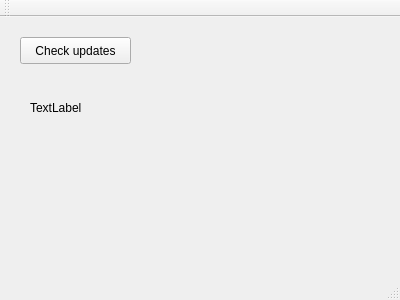
This is appupdater/mainwindow.ui in Ri0n/rion-pg as Qt 5 draws it before an edit. The edited form follows.
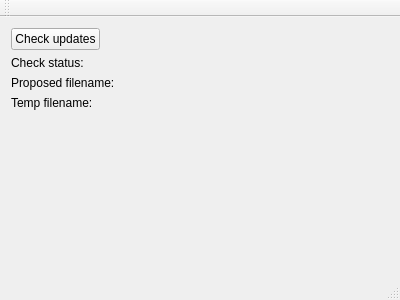
This is the edited form.

Diff of the .ui file:
```diff
--- a/appupdater/mainwindow.ui
+++ b/appupdater/mainwindow.ui
@@ -14,32 +14,57 @@
    <string>MainWindow</string>
   </property>
   <widget class="QWidget" name="centralWidget">
+   <layout class="QFormLayout" name="formLayout">
+    <item row="0" column="0">
    <widget class="QPushButton" name="pbCheckUpdates">
-    <property name="geometry">
-     <rect>
-      <x>20</x>
-      <y>20</y>
-      <width>111</width>
-      <height>27</height>
-     </rect>
-    </property>
     <property name="text">
      <string>Check updates</string>
     </property>
    </widget>
+    </item>
+    <item row="1" column="1">
    <widget class="QLabel" name="lblCheckStatus">
-    <property name="geometry">
-     <rect>
-      <x>30</x>
-      <y>80</y>
-      <width>331</width>
-      <height>21</height>
-     </rect>
-    </property>
+      <property name="text">
+       <string/>
+      </property>
+     </widget>
+    </item>
+    <item row="1" column="0">
+     <widget class="QLabel" name="label_2">
     <property name="text">
-     <string>TextLabel</string>
-    </property>
-   </widget>
+       <string>Check status:</string>
+      </property>
+     </widget>
+    </item>
+    <item row="2" column="1">
+     <widget class="QLabel" name="lblProposedFilename">
+      <property name="text">
+       <string/>
+      </property>
+     </widget>
+    </item>
+    <item row="2" column="0">
+     <widget class="QLabel" name="label">
+      <property name="text">
+       <string>Proposed filename:</string>
+      </property>
+     </widget>
+    </item>
+    <item row="3" column="1">
+     <widget class="QLabel" name="lblTempFilename">
+      <property name="text">
+       <string/>
+      </property>
+     </widget>
+    </item>
+    <item row="3" column="0">
+     <widget class="QLabel" name="label_4">
+      <property name="text">
+       <string>Temp filename:</string>
+      </property>
+     </widget>
+    </item>
+   </layout>
   </widget>
   <widget class="QMenuBar" name="menuBar">
    <property name="geometry">
```
Left out of the diff: 2 changed lines with no effect on the pictures. Lines whose indentation alone changed are shown as unchanged.
